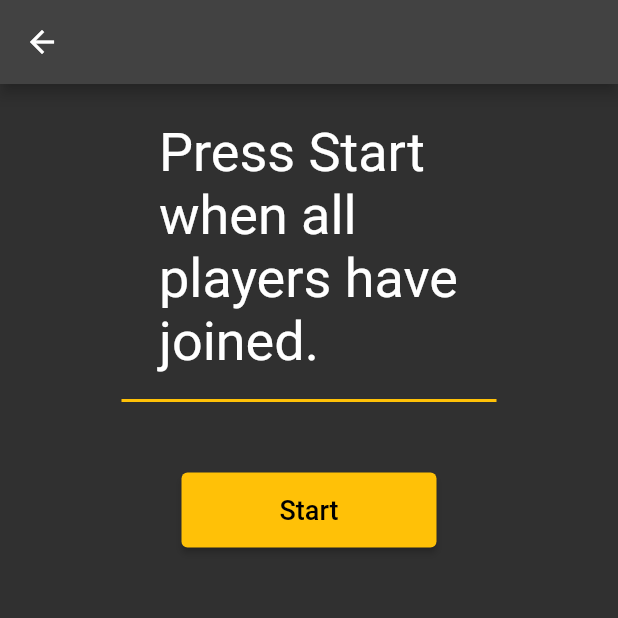
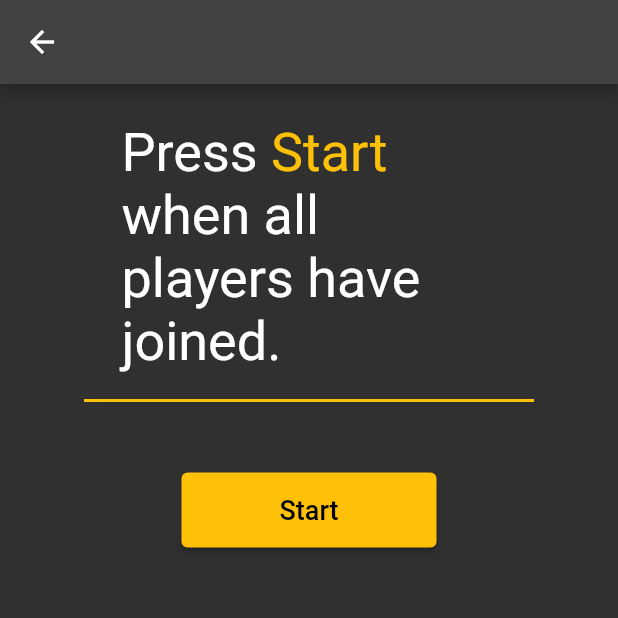
Before and after one commit to davidrgb/20-20-Questions, a Flutter app: the LobbyScreen screen opened directly with empty values, on a phone screen of 412 x 824 dp, the top half of it. Run offline on Flutter 3.47's test engine with Material 2 defaults, Android fonts, the phone set to English and light mode, and no system bars; our stand-ins replace cloud_firestore, firebase_auth, firebase_core; accounts and stored records are empty.

Commit message:
Updated styling and leave function

```diff
--- a/lib/view/lobby_screen.dart
+++ b/lib/view/lobby_screen.dart
@@ -46,18 +46,27 @@ class _LobbyScreenState extends State<LobbyScreen> {
             width: MediaQuery.of(context).size.width,
             child: Column(
               children: [
-                const SizedBox(
-                  width: 200,
-                  child: Text(
-                    "Press Start when all players have joined.",
-                    style: TextStyle(
-                      fontSize: 36,
+                SizedBox(
+                  width: 250,
+                  child: RichText(
+                    text: const TextSpan(
+                      text: 'Press ',
+                      style: TextStyle(
+                        fontSize: 36,
+                      ),
+                      children: [
+                        TextSpan(
+                          text: 'Start',
+                          style: TextStyle(color: Colors.amber),
+                        ),
+                        TextSpan(text: ' when all players have joined.'),
+                      ],
                     ),
                   ),
                 ),
                 const SizedBox(height: 10),
                 const SizedBox(
-                  width: 250,
+                  width: 300,
                   child: Divider(
                     color: Colors.amber,
                     thickness: 2,
@@ -111,12 +120,15 @@ class _Controller {
 
   Future<bool> leave() async {
     for (int i = 0; i < state.widget.lobby.players.length; i++) {
-      if (state.widget.lobby.players[i].playerID == state.widget.profile.playerID) state.widget.lobby.players.removeAt(i);
+      if (state.widget.lobby.players[i].playerID ==
+          state.widget.profile.playerID) state.widget.lobby.players.removeAt(i);
     }
-    List<Map<String, dynamic>> playerDocuments = state.widget.lobby.getPlayerDocumentList();
+    List<Map<String, dynamic>> playerDocuments =
+        state.widget.lobby.getPlayerDocumentList();
     Map<String, dynamic> updateInfo = {};
     updateInfo[Lobby.PLAYERS] = playerDocuments;
-    await FirestoreController.updateLobby(docID: state.widget.lobby.docID!, updateInfo: updateInfo);
+    await FirestoreController.updateLobby(
+        docID: state.widget.lobby.docID!, updateInfo: updateInfo);
     return true;
   }
 }
```
